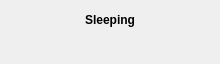
Before: the Qt Designer form src/widgets/dialogs/powerDaemon/sleepdialog.ui in Quill-OS/quill, drawn with Qt 5.
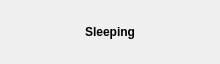
After: the same form once the commit is applied.

What changed in the file:
```diff
--- a/src/widgets/dialogs/powerDaemon/sleepdialog.ui
+++ b/src/widgets/dialogs/powerDaemon/sleepdialog.ui
@@ -21,6 +21,8 @@
   </property>
   <layout class="QVBoxLayout" name="verticalLayout">
    <item>
+    <layout class="QGridLayout" name="gridLayout">
+     <item row="0" column="0">
     <widget class="QLabel" name="label">
      <property name="sizePolicy">
       <sizepolicy hsizetype="Preferred" vsizetype="Fixed">
@@ -45,24 +47,7 @@
      </property>
     </widget>
    </item>
-   <item>
-    <widget class="QLabel" name="label_2">
-     <property name="sizePolicy">
-      <sizepolicy hsizetype="Preferred" vsizetype="Fixed">
-       <horstretch>0</horstretch>
-       <verstretch>0</verstretch>
-      </sizepolicy>
-     </property>
-     <property name="lineWidth">
-      <number>0</number>
-     </property>
-     <property name="text">
-      <string></string>
-     </property>
-     <property name="alignment">
-      <set>Qt::AlignCenter</set>
-     </property>
-    </widget>
+    </layout>
    </item>
   </layout>
  </widget>
```
Lines whose indentation alone changed are shown as unchanged.
